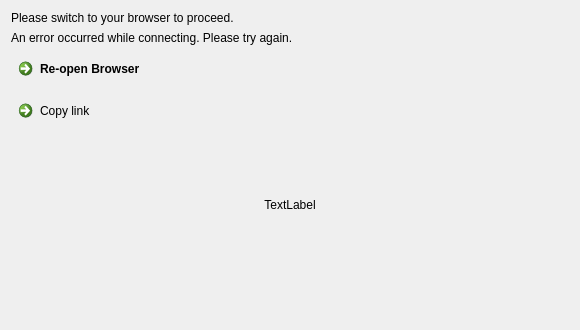
The window that src/gui/wizard/flow2authwidget.ui (nextcloud/desktop) describes before a commit, drawn with Qt 5.
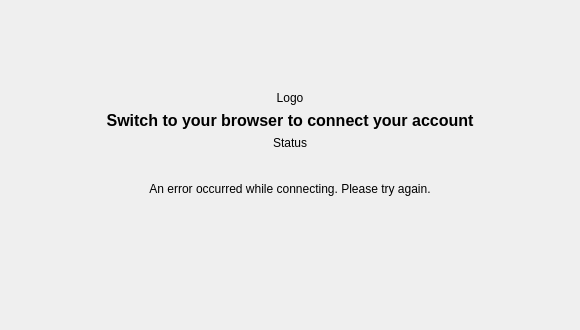
The same window after the commit. Custom widgets are drawn as their Qt base class.

```diff
--- a/src/gui/wizard/flow2authwidget.ui
+++ b/src/gui/wizard/flow2authwidget.ui
@@ -27,44 +27,138 @@
   </property>
   <layout class="QVBoxLayout" name="verticalLayout">
    <item>
-    <widget class="QLabel" name="label">
-     <property name="text">
-      <string>Please switch to your browser to proceed.</string>
+    <spacer name="verticalSpacer_3">
+     <property name="orientation">
+      <enum>Qt::Vertical</enum>
      </property>
-     <property name="wordWrap">
-      <bool>true</bool>
+     <property name="sizeType">
+      <enum>QSizePolicy::Expanding</enum>
      </property>
-    </widget>
-   </item>
-   <item>
-    <widget class="QLabel" name="errorLabel">
-     <property name="text">
-      <string>An error occurred while connecting. Please try again.</string>
+     <property name="sizeHint" stdset="0">
+      <size>
+       <width>20</width>
+       <height>80</height>
+      </size>
      </property>
-     <property name="textFormat">
-      <enum>Qt::PlainText</enum>
-     </property>
-    </widget>
+    </spacer>
    </item>
    <item>
-    <widget class="QCommandLinkButton" name="openLinkButton">
-     <property name="text">
-      <string>Re-open Browser</string>
+    <layout class="QVBoxLayout" name="verticalLayout_3">
+     <property name="topMargin">
+      <number>0</number>
      </property>
-    </widget>
-   </item>
-   <item>
-    <widget class="QCommandLinkButton" name="copyLinkButton">
-     <property name="font">
-      <font>
-       <weight>50</weight>
-       <bold>false</bold>
-      </font>
+     <property name="bottomMargin">
+      <number>0</number>
      </property>
-     <property name="text">
-      <string>Copy link</string>
-     </property>
-    </widget>
+     <item>
+      <widget class="QLabel" name="logoLabel">
+       <property name="text">
+        <string>Logo</string>
+       </property>
+       <property name="alignment">
+        <set>Qt::AlignCenter</set>
+       </property>
+      </widget>
+     </item>
+     <item>
+      <widget class="QLabel" name="label">
+       <property name="font">
+        <font>
+         <pointsize>12</pointsize>
+         <weight>75</weight>
+         <bold>true</bold>
+        </font>
+       </property>
+       <property name="text">
+        <string>Switch to your browser to connect your account</string>
+       </property>
+       <property name="alignment">
+        <set>Qt::AlignCenter</set>
+       </property>
+       <property name="wordWrap">
+        <bool>true</bool>
+       </property>
+      </widget>
+     </item>
+     <item>
+      <widget class="QLabel" name="statusLabel">
+       <property name="text">
+        <string notr="true">Status</string>
+       </property>
+       <property name="alignment">
+        <set>Qt::AlignCenter</set>
+       </property>
+       <property name="margin">
+        <number>0</number>
+       </property>
+      </widget>
+     </item>
+     <item>
+      <layout class="QHBoxLayout" name="horizontalLayout">
+       <property name="leftMargin">
+        <number>0</number>
+       </property>
+       <property name="topMargin">
+        <number>0</number>
+       </property>
+       <item>
+        <spacer name="horizontalSpacer_2">
+         <property name="orientation">
+          <enum>Qt::Horizontal</enum>
+         </property>
+         <property name="sizeHint" stdset="0">
+          <size>
+           <width>40</width>
+           <height>20</height>
+          </size>
+         </property>
+        </spacer>
+       </item>
+       <item>
+        <layout class="QVBoxLayout" name="verticalLayout_2">
+         <property name="topMargin">
+          <number>0</number>
+         </property>
+         <item>
+          <widget class="OCC::LinkLabel" name="copyLinkLabel" native="true"/>
+         </item>
+         <item>
+          <widget class="OCC::LinkLabel" name="openLinkLabel" native="true"/>
+         </item>
+        </layout>
+       </item>
+       <item>
+        <spacer name="horizontalSpacer">
+         <property name="orientation">
+          <enum>Qt::Horizontal</enum>
+         </property>
+         <property name="sizeHint" stdset="0">
+          <size>
+           <width>40</width>
+           <height>20</height>
+          </size>
+         </property>
+        </spacer>
+       </item>
+      </layout>
+     </item>
+     <item>
+      <widget class="QLabel" name="errorLabel">
+       <property name="text">
+        <string>An error occurred while connecting. Please try again.</string>
+       </property>
+       <property name="textFormat">
+        <enum>Qt::PlainText</enum>
+       </property>
+       <property name="alignment">
+        <set>Qt::AlignCenter</set>
+       </property>
+      </widget>
+     </item>
+     <item>
+      <layout class="QHBoxLayout" name="progressLayout"/>
+     </item>
+    </layout>
    </item>
    <item>
     <spacer name="verticalSpacer_2">
@@ -79,19 +173,6 @@
      </property>
     </spacer>
    </item>
-   <item>
-    <widget class="QLabel" name="statusLabel">
-     <property name="text">
-      <string notr="true">TextLabel</string>
-     </property>
-     <property name="alignment">
-      <set>Qt::AlignCenter</set>
-     </property>
-    </widget>
-   </item>
-   <item>
-    <layout class="QHBoxLayout" name="horizontalLayout"/>
-   </item>
    <item>
     <spacer name="verticalSpacer">
      <property name="orientation">
@@ -100,13 +181,21 @@
      <property name="sizeHint" stdset="0">
       <size>
        <width>20</width>
-       <height>107</height>
+       <height>80</height>
       </size>
      </property>
     </spacer>
    </item>
   </layout>
  </widget>
+ <customwidgets>
+  <customwidget>
+   <class>OCC::LinkLabel</class>
+   <extends>QWidget</extends>
+   <header>wizard/linklabel.h</header>
+   <container>1</container>
+  </customwidget>
+ </customwidgets>
  <resources/>
  <connections/>
 </ui>
```
